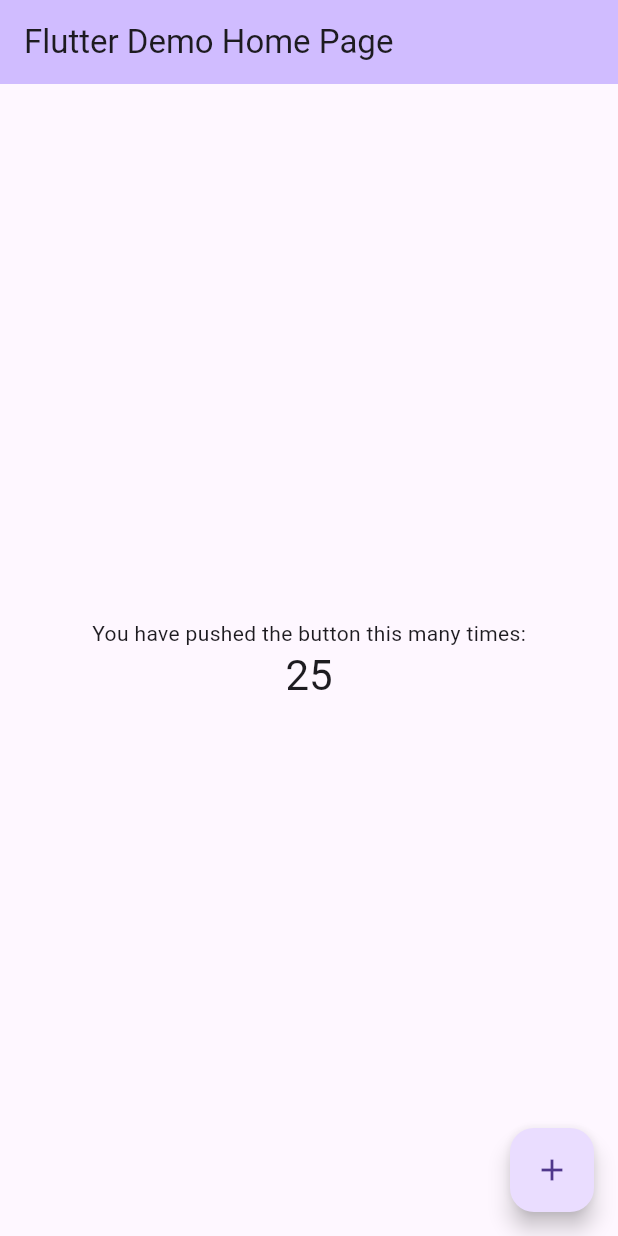
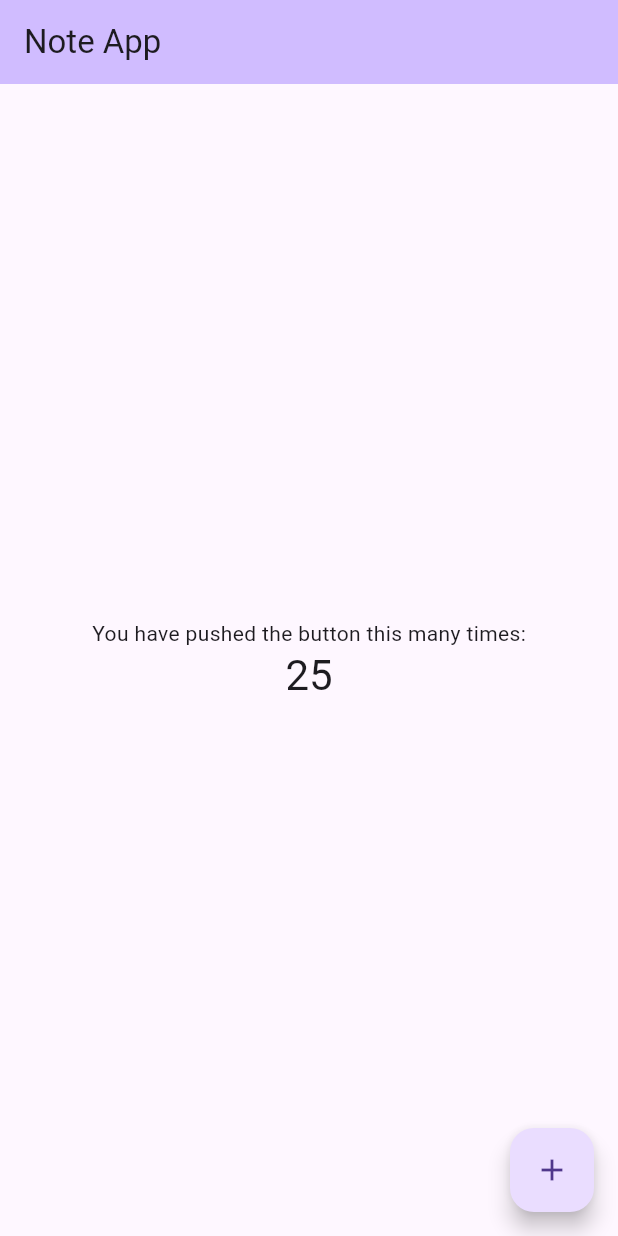
Before and after one commit to elsankary-02/Notes-App, a Flutter app: the screen it shows after launch, on a phone screen of 412 x 824 dp. Run offline on Flutter 3.47's test engine with Material 3 defaults, Android fonts, the phone set to English and light mode, and no system bars; our stand-ins replace auto_route, flutter_riverpod.

Commit message:
add appbar titel

```diff
--- a/lib/features/pages/home/home_page.dart
+++ b/lib/features/pages/home/home_page.dart
@@ -24,7 +24,7 @@ class _HomePageState extends ConsumerState<HomePage> {
     return Scaffold(
       appBar: AppBar(
         backgroundColor: Theme.of(context).colorScheme.inversePrimary,
-        title: Text('Flutter Demo Home Page'),
+        title: Text('Note App'),
       ),
       body: Center(
         child: Column(
```
